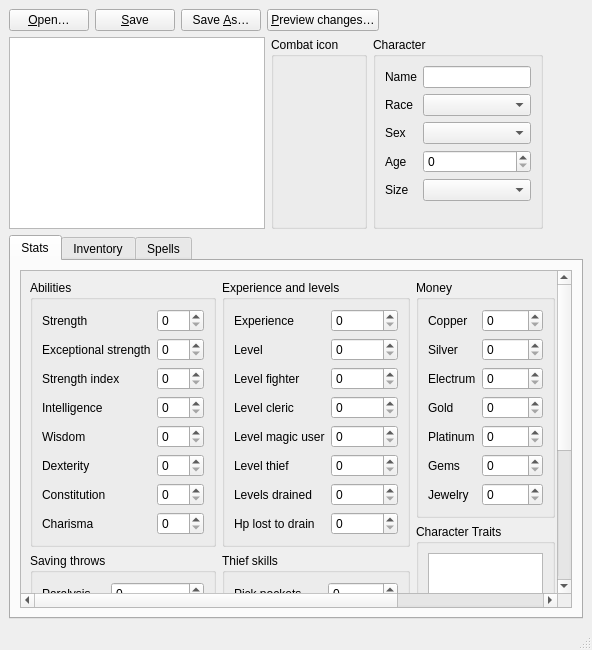
First picture: the form in editor/character.ui, repository malcyon/wish, before the edit.
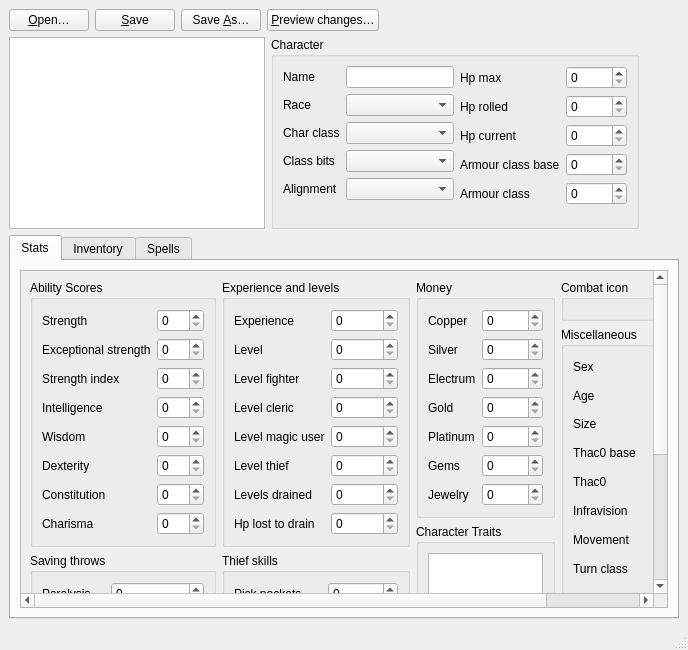
Second picture: the form after the edit. Custom widgets are drawn as their Qt base class.

Commit message:
Give Character the two columns Donald drew, once the icon left the header (#43)
Claude-Session: https://claude.ai/code/session_01X6CGdDVhBkFjKa4aTHA27U

Patch:
```diff
--- a/editor/character.ui
+++ b/editor/character.ui
@@ -55,30 +55,16 @@
     <item>
      <layout class="QHBoxLayout" name="header_row">
       <item>
-       <widget class="QTableView" name="roster">
-        <property name="minimumHeight">
-         <number>60</number>
-        </property>
-       </widget>
-      </item>
-      <item>
-       <widget class="QGroupBox" name="box_appearance">
-        <property name="title">
-         <string>Combat icon</string>
-        </property>
-        <layout class="QFormLayout" name="form_appearance">
-         <item row="0" column="0" colspan="2">
-          <widget class="IconEditor" name="field_icon" />
-         </item>
-        </layout>
-       </widget>
+       <widget class="QTableView" name="roster" />
       </item>
       <item>
        <widget class="QGroupBox" name="box_identity">
         <property name="title">
          <string>Character</string>
         </property>
-        <layout class="QFormLayout" name="form_identity">
+        <layout class="QHBoxLayout" name="form_identity">
+         <item>
+          <layout class="QFormLayout" name="form_identity_left">
          <item row="0" column="0">
           <widget class="QLabel" name="label_name">
            <property name="text">
@@ -100,24 +86,48 @@
           <widget class="QComboBox" name="field_race" />
          </item>
          <item row="2" column="0">
-          <widget class="QLabel" name="label_sex">
+             <widget class="QLabel" name="label_char_class">
            <property name="text">
-            <string>Sex</string>
+               <string>Char class</string>
            </property>
           </widget>
          </item>
          <item row="2" column="1">
-          <widget class="QComboBox" name="field_sex" />
+             <widget class="QComboBox" name="field_char_class" />
          </item>
          <item row="3" column="0">
-          <widget class="QLabel" name="label_age">
+             <widget class="QLabel" name="label_class_bits">
            <property name="text">
-            <string>Age</string>
+               <string>Class bits</string>
            </property>
           </widget>
          </item>
          <item row="3" column="1">
-          <widget class="QSpinBox" name="field_age">
+             <widget class="QComboBox" name="field_class_bits" />
+            </item>
+            <item row="4" column="0">
+             <widget class="QLabel" name="label_alignment">
+              <property name="text">
+               <string>Alignment</string>
+              </property>
+             </widget>
+            </item>
+            <item row="4" column="1">
+             <widget class="QComboBox" name="field_alignment" />
+            </item>
+           </layout>
+         </item>
+         <item>
+          <layout class="QFormLayout" name="form_identity_right">
+            <item row="0" column="0">
+             <widget class="QLabel" name="label_hp_max">
+              <property name="text">
+               <string>Hp max</string>
+              </property>
+             </widget>
+            </item>
+            <item row="0" column="1">
+             <widget class="QSpinBox" name="field_hp_max">
            <property name="minimum">
             <number>0</number>
            </property>
@@ -126,15 +136,75 @@
            </property>
           </widget>
          </item>
+            <item row="1" column="0">
+             <widget class="QLabel" name="label_hp_rolled">
+              <property name="text">
+               <string>Hp rolled</string>
+              </property>
+             </widget>
+            </item>
+            <item row="1" column="1">
+             <widget class="QSpinBox" name="field_hp_rolled">
+              <property name="minimum">
+               <number>0</number>
+              </property>
+              <property name="maximum">
+               <number>255</number>
+              </property>
+             </widget>
+            </item>
+            <item row="2" column="0">
+             <widget class="QLabel" name="label_hp_current">
+              <property name="text">
+               <string>Hp current</string>
+              </property>
+             </widget>
+            </item>
+            <item row="2" column="1">
+             <widget class="QSpinBox" name="field_hp_current">
+              <property name="minimum">
+               <number>0</number>
+              </property>
+              <property name="maximum">
+               <number>65535</number>
+              </property>
+             </widget>
+            </item>
+            <item row="3" column="0">
+             <widget class="QLabel" name="label_armour_class_base">
+              <property name="text">
+               <string>Armour class base</string>
+              </property>
+             </widget>
+            </item>
+            <item row="3" column="1">
+             <widget class="QSpinBox" name="field_armour_class_base">
+              <property name="minimum">
+               <number>0</number>
+              </property>
+              <property name="maximum">
+               <number>255</number>
+              </property>
+             </widget>
+            </item>
          <item row="4" column="0">
-          <widget class="QLabel" name="label_size_small">
+             <widget class="QLabel" name="label_armour_class">
            <property name="text">
-            <string>Size</string>
+               <string>Armour class</string>
            </property>
           </widget>
          </item>
          <item row="4" column="1">
-          <widget class="QComboBox" name="field_size_small" />
+             <widget class="QSpinBox" name="field_armour_class">
+              <property name="minimum">
+               <number>0</number>
+              </property>
+              <property name="maximum">
+               <number>255</number>
+              </property>
+             </widget>
+            </item>
+           </layout>
          </item>
         </layout>
        </widget>
@@ -173,7 +243,7 @@
               <item>
                <widget class="QGroupBox" name="box_abilities">
                 <property name="title">
-                 <string>Abilities</string>
+                 <string>Ability Scores</string>
                 </property>
                 <layout class="QFormLayout" name="form_abilities">
                  <item row="0" column="0">
@@ -866,9 +936,6 @@
                 <property name="title">
                  <string>Character Traits</string>
                 </property>
-                <property name="minimumHeight">
-                 <number>240</number>
-                </property>
                 <layout class="QVBoxLayout" name="layout_effects">
                  <item>
                   <widget class="EffectsView" name="field_item_effects" />
@@ -893,6 +960,18 @@
             </item>
             <item>
              <layout class="QVBoxLayout" name="column_four">
+              <item>
+               <widget class="QGroupBox" name="box_appearance">
+                <property name="title">
+                 <string>Combat icon</string>
+                </property>
+                <layout class="QFormLayout" name="form_appearance">
+                 <item row="0" column="0" colspan="2">
+                  <widget class="IconEditor" name="field_icon" />
+                 </item>
+                </layout>
+               </widget>
+              </item>
               <item>
                <widget class="QGroupBox" name="box_record">
                 <property name="title">
@@ -900,128 +979,50 @@
                 </property>
                 <layout class="QFormLayout" name="form_record">
                  <item row="0" column="0">
-                  <widget class="QLabel" name="label_char_class">
+                  <widget class="QLabel" name="label_sex">
                    <property name="text">
-                    <string>Char class</string>
+                    <string>Sex</string>
                    </property>
                   </widget>
                  </item>
                  <item row="0" column="1">
-                  <widget class="QComboBox" name="field_char_class" />
+                  <widget class="QComboBox" name="field_sex" />
                  </item>
                  <item row="1" column="0">
-                  <widget class="QLabel" name="label_class_bits">
+                  <widget class="QLabel" name="label_age">
                    <property name="text">
-                    <string>Class bits</string>
+                    <string>Age</string>
                    </property>
                   </widget>
                  </item>
                  <item row="1" column="1">
-                  <widget class="QComboBox" name="field_class_bits" />
+                  <widget class="QSpinBox" name="field_age">
+                   <property name="minimum">
+                    <number>0</number>
+                   </property>
+                   <property name="maximum">
+                    <number>65535</number>
+                   </property>
+                  </widget>
                  </item>
                  <item row="2" column="0">
-                  <widget class="QLabel" name="label_alignment">
+                  <widget class="QLabel" name="label_size_small">
                    <property name="text">
-                    <string>Alignment</string>
+                    <string>Size</string>
                    </property>
                   </widget>
                  </item>
                  <item row="2" column="1">
-                  <widget class="QComboBox" name="field_alignment" />
+                  <widget class="QComboBox" name="field_size_small" />
                  </item>
                  <item row="3" column="0">
-                  <widget class="QLabel" name="label_hp_max">
-                   <property name="text">
-                    <string>Hp max</string>
-                   </property>
-                  </widget>
-                 </item>
-                 <item row="3" column="1">
-                  <widget class="QSpinBox" name="field_hp_max">
-                   <property name="minimum">
-                    <number>0</number>
-                   </property>
-                   <property name="maximum">
-                    <number>65535</number>
-                   </property>
-                  </widget>
-                 </item>
-                 <item row="4" column="0">
-                  <widget class="QLabel" name="label_hp_rolled">
-                   <property name="text">
-                    <string>Hp rolled</string>
-                   </property>
-                  </widget>
-                 </item>
-                 <item row="4" column="1">
-                  <widget class="QSpinBox" name="field_hp_rolled">
-                   <property name="minimum">
-                    <number>0</number>
-                   </property>
-                   <property name="maximum">
-                    <number>255</number>
-                   </property>
-                  </widget>
-                 </item>
-                 <item row="5" column="0">
-                  <widget class="QLabel" name="label_hp_current">
-                   <property name="text">
-                    <string>Hp current</string>
-                   </property>
-                  </widget>
-                 </item>
-                 <item row="5" column="1">
-                  <widget class="QSpinBox" name="field_hp_current">
-                   <property name="minimum">
-                    <number>0</number>
-                   </property>
-                   <property name="maximum">
-                    <number>65535</number>
-                   </property>
-                  </widget>
-                 </item>
-                 <item row="6" column="0">
-                  <widget class="QLabel" name="label_armour_class_base">
-                   <property name="text">
-                    <string>Armour class base</string>
-                   </property>
-                  </widget>
-                 </item>
-                 <item row="6" column="1">
-                  <widget class="QSpinBox" name="field_armour_class_base">
-                   <property name="minimum">
-                    <number>0</number>
-                   </property>
-                   <property name="maximum">
-                    <number>255</number>
-                   </property>
-                  </widget>
-                 </item>
-                 <item row="7" column="0">
-                  <widget class="QLabel" name="label_armour_class">
-                   <property name="text">
-                    <string>Armour class</string>
-                   </property>
-                  </widget>
-                 </item>
-                 <item row="7" column="1">
-                  <widget class="QSpinBox" name="field_armour_class">
-                   <property name="minimum">
-                    <number>0</number>
-                   </property>
-                   <property name="maximum">
-                    <number>255</number>
-                   </property>
-                  </widget>
-                 </item>
-                 <item row="8" column="0">
                   <widget class="QLabel" name="label_thac0_base">
                    <property name="text">
                     <string>Thac0 base</string>
                    </property>
                   </widget>
                  </item>
-                 <item row="8" column="1">
+                 <item row="3" column="1">
                   <widget class="QSpinBox" name="field_thac0_base">
                    <property name="minimum">
                     <number>0</number>
@@ -1031,14 +1032,14 @@
                    </property>
                   </widget>
                  </item>
-                 <item row="9" column="0">
+                 <item row="4" column="0">
                   <widget class="QLabel" name="label_thac0">
                    <property name="text">
                     <string>Thac0</string>
                    </property>
                   </widget>
                  </item>
-                 <item row="9" column="1">
+                 <item row="4" column="1">
                   <widget class="QSpinBox" name="field_thac0">
                    <property name="minimum">
                     <number>0</number>
@@ -1048,14 +1049,14 @@
                    </property>
                   </widget>
                  </item>
-                 <item row="10" column="0">
+                 <item row="5" column="0">
                   <widget class="QLabel" name="label_infravision">
                    <property name="text">
                     <string>Infravision</string>
                    </property>
                   </widget>
                  </item>
-                 <item row="10" column="1">
+                 <item row="5" column="1">
                   <widget class="QSpinBox" name="field_infravision">
                    <property name="minimum">
                     <number>0</number>
@@ -1065,14 +1066,14 @@
                    </property>
                   </widget>
                  </item>
-                 <item row="11" column="0">
+                 <item row="6" column="0">
                   <widget class="QLabel" name="label_movement">
                    <property name="text">
                     <string>Movement</string>
                    </property>
                   </widget>
                  </item>
-                 <item row="11" column="1">
+                 <item row="6" column="1">
                   <widget class="QSpinBox" name="field_movement">
                    <property name="minimum">
                     <number>0</number>
@@ -1082,14 +1083,14 @@
                    </property>
                   </widget>
                  </item>
-                 <item row="12" column="0">
+                 <item row="7" column="0">
                   <widget class="QLabel" name="label_turn_class">
                    <property name="text">
                     <string>Turn class</string>
                    </property>
                   </widget>
                  </item>
-                 <item row="12" column="1">
+                 <item row="7" column="1">
                   <widget class="QSpinBox" name="field_turn_class">
                    <property name="minimum">
                     <number>0</number>
@@ -1099,14 +1100,14 @@
                    </property>
                   </widget>
                  </item>
-                 <item row="13" column="0">
+                 <item row="8" column="0">
                   <widget class="QLabel" name="label_flags_0b8">
                    <property name="text">
                     <string>Flags 0b8</string>
                    </property>
                   </widget>
                  </item>
-                 <item row="13" column="1">
+                 <item row="8" column="1">
                   <widget class="QSpinBox" name="field_flags_0b8">
                    <property name="minimum">
                     <number>0</number>
@@ -1116,14 +1117,14 @@
                    </property>
                   </widget>
                  </item>
-                 <item row="14" column="0">
+                 <item row="9" column="0">
                   <widget class="QLabel" name="label_roster_in_use">
                    <property name="text">
                     <string>Roster in use</string>
                    </property>
                   </widget>
                  </item>
-                 <item row="14" column="1">
+                 <item row="9" column="1">
                   <widget class="QSpinBox" name="field_roster_in_use">
                    <property name="minimum">
                     <number>0</number>
@@ -1133,14 +1134,14 @@
                    </property>
                   </widget>
                  </item>
-                 <item row="15" column="0">
+                 <item row="10" column="0">
                   <widget class="QLabel" name="label_party_order">
                    <property name="text">
                     <string>Party order</string>
                    </property>
                   </widget>
                  </item>
-                 <item row="15" column="1">
+                 <item row="10" column="1">
                   <widget class="QSpinBox" name="field_party_order">
                    <property name="minimum">
                     <number>0</number>
@@ -1150,14 +1151,14 @@
                    </property>
                   </widget>
                  </item>
-                 <item row="16" column="0">
+                 <item row="11" column="0">
                   <widget class="QLabel" name="label_roster_movement">
                    <property name="text">
                     <string>Roster movement</string>
                    </property>
                   </widget>
                  </item>
-                 <item row="16" column="1">
+                 <item row="11" column="1">
                   <widget class="QSpinBox" name="field_roster_movement">
                    <property name="minimum">
                     <number>0</number>
@@ -1167,14 +1168,14 @@
                    </property>
                   </widget>
                  </item>
-                 <item row="17" column="0">
+                 <item row="12" column="0">
                   <widget class="QLabel" name="label_roster_tail">
                    <property name="text">
                     <string>Roster tail</string>
                    </property>
                   </widget>
                  </item>
-                 <item row="17" column="1">
+                 <item row="12" column="1">
                   <widget class="QLineEdit" name="field_roster_tail" />
                  </item>
                 </layout>
@@ -1218,9 +1219,6 @@
               <property name="title">
                <string>Inventory</string>
               </property>
-              <property name="minimumHeight">
-               <number>240</number>
-              </property>
               <layout class="QVBoxLayout" name="layout_inventory">
                <item>
                 <widget class="QLabel" name="label_inventory">
@@ -1271,9 +1269,6 @@
               <property name="title">
                <string>Item traits</string>
               </property>
-              <property name="minimumHeight">
-               <number>240</number>
-              </property>
               <layout class="QVBoxLayout" name="layout_traits">
                <item>
                 <widget class="QLabel" name="label_traits">
@@ -1311,9 +1306,6 @@
               <property name="title">
                <string>Spells</string>
               </property>
-              <property name="minimumHeight">
-               <number>240</number>
-              </property>
               <layout class="QVBoxLayout" name="layout_spells">
                <item>
                 <layout class="QHBoxLayout" name="layout_spell_lists">
```
Lines whose indentation alone changed are shown as unchanged. The commit also changes 7 other files.
